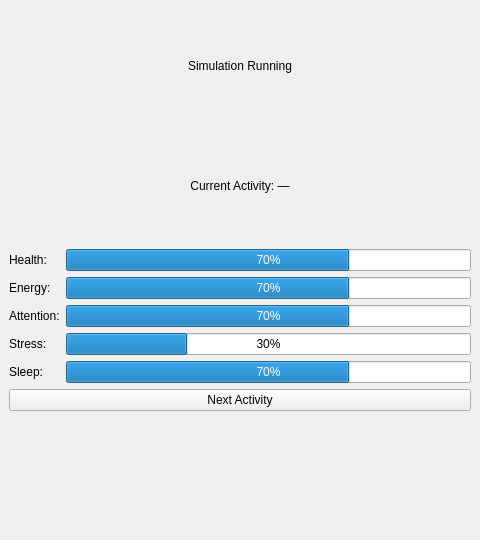
This is MainWindow/simulation.ui in osmanduru1/ScheduleGame-C- as Qt 5 draws it before an edit. The edited form follows.
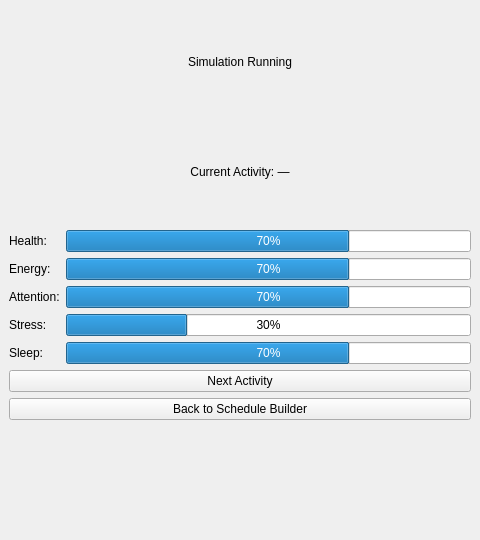
This is the edited form.

The edit to the form file:
```diff
--- a/MainWindow/simulation.ui
+++ b/MainWindow/simulation.ui
@@ -82,6 +82,14 @@
      </widget>
     </item>
 
+    <item>
+    <widget class="QPushButton" name="restartButton">
+    <property name="text">
+    <string>Back to Schedule Builder</string>
+    </property>
+    </widget>
+    </item>
+
     <item>
      <widget class="QLabel" name="resultLabel">
       <property name="text"><string></string></property>
```
